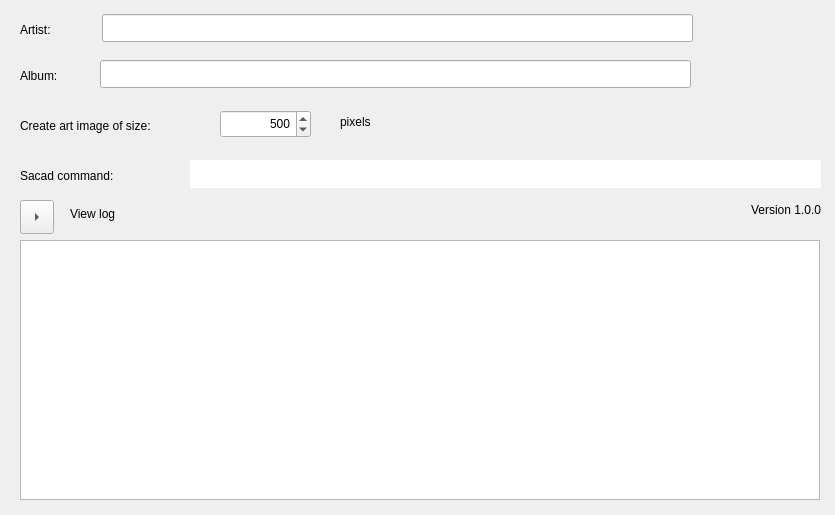
Jalopy-Tech/Sacada, file source/views/ui/enterdetailswizardpage.ui: the form before one commit.
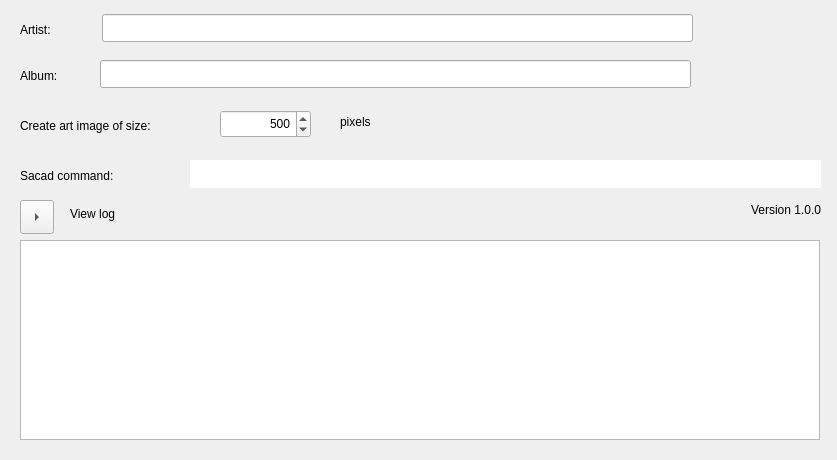
The form after the commit. Icons and pictures are not drawn.

Commit message: Fix window size for macOS

Diff of the .ui file:
```diff
--- a/source/views/ui/enterdetailswizardpage.ui
+++ b/source/views/ui/enterdetailswizardpage.ui
@@ -6,8 +6,8 @@
    <rect>
     <x>0</x>
     <y>0</y>
-    <width>835</width>
-    <height>515</height>
+    <width>837</width>
+    <height>460</height>
    </rect>
   </property>
   <property name="windowTitle">
@@ -112,7 +112,7 @@
      <x>20</x>
      <y>240</y>
      <width>800</width>
-     <height>260</height>
+     <height>200</height>
     </rect>
    </property>
    <property name="sizePolicy">
```
The commit also changes 4 other files.
